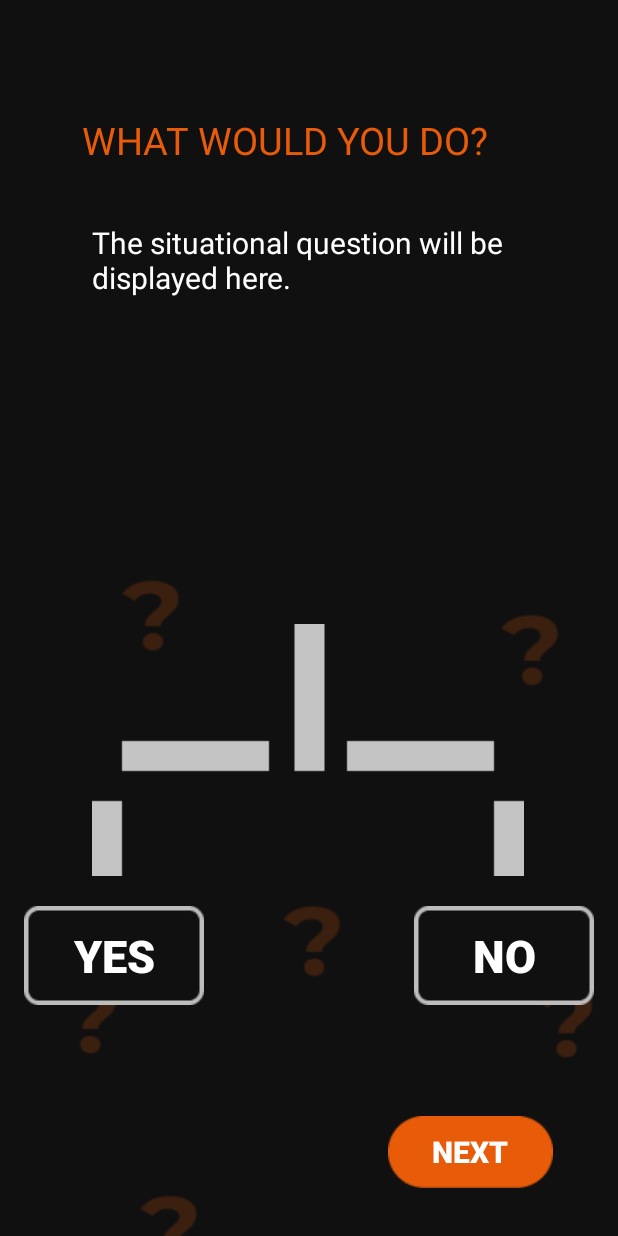
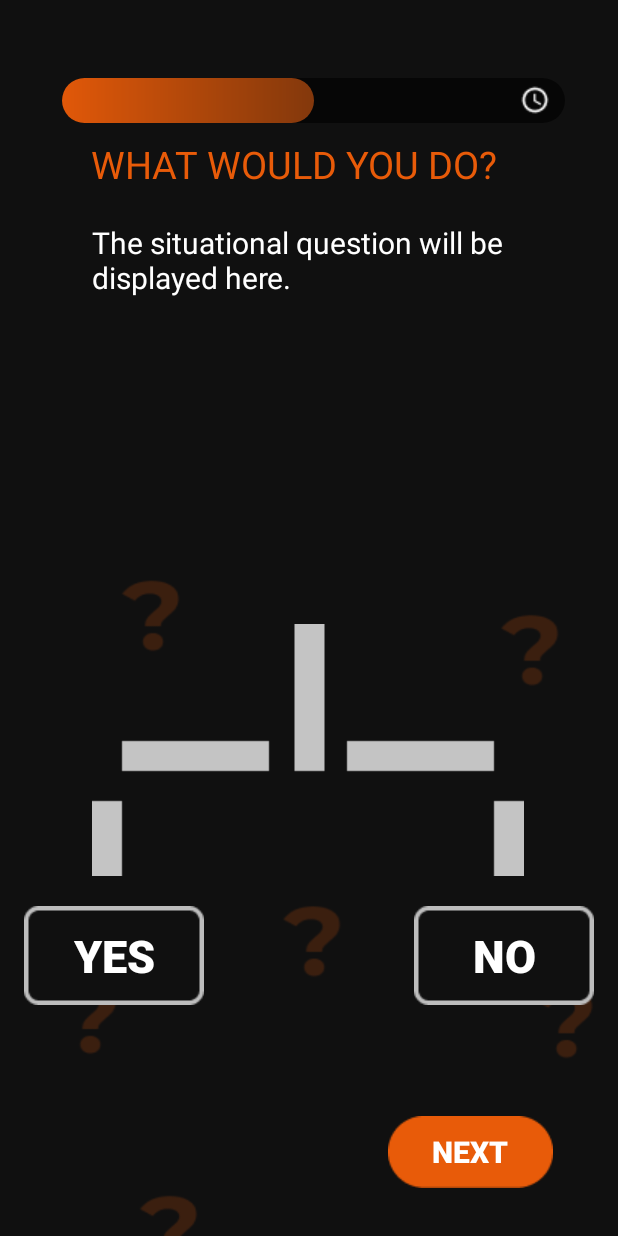
Before and after one commit to MFC-VIT/Bug-Venture-Quiz-App, an Android app: the layout activity_situation__ques.xml on its own in the app's theme, with its tools: preview values and no code run, on a phone screen of 412 x 824 dp. Run offline under Robolectric (Android 15) with nearby library versions, the phone set to English and light mode, and no system bars.

Commit message:
changes in button

```diff
--- a/Bug_Venture_App/app/src/main/java/com/example/bug_venture_app/Debug_question.java
+++ b/Bug_Venture_App/app/src/main/java/com/example/bug_venture_app/Debug_question.java
@@ -13,6 +13,7 @@ import android.os.CountDownTimer;
 import android.util.Log;
 import android.view.View;
 import android.widget.Button;
+import android.widget.ProgressBar;
 import android.widget.RadioButton;
 import android.widget.TextView;
 import android.widget.Toast;
@@ -35,6 +36,8 @@ public class Debug_question extends AppCompatActivity {
     RadioButton rd5, rd6, rd7, rd8;
     String select;
 
+    ProgressBar progressBar;
+    int progress_status = 0;
 
     CountDownTimer countDownTimer;
     QuizQuestion current_question;
@@ -55,6 +58,9 @@ public class Debug_question extends AppCompatActivity {
         question = (TextView) findViewById(R.id.textView7);
         q_no = (TextView) findViewById(R.id.textView);
         select = "";
+
+        progressBar = findViewById(R.id.progressbar);
+        progressBar.setProgress(progress_status);
 
         if(qidStoreDebug.getQ_id() == 3) {
             boolean flag = false;
@@ -94,7 +100,10 @@ public class Debug_question extends AppCompatActivity {
         next.setOnClickListener(new View.OnClickListener() {
             @Override
             public void onClick(View v) {
-                if (select.equals(current_question.getAnswer())) {
+                if (select.equals("")) {
+                    Toast.makeText(Debug_question.this, "Please enter something before clicking next", Toast.LENGTH_SHORT).show();
+                }
+                else if (select.equals(current_question.getAnswer())) {
                     if(qidStoreDebug.getQ_id() == 0) {
                         Intent intent = new Intent(Debug_question.this, Twist.class);
                         qidStoreDebug.updateQ_id();
@@ -124,21 +133,23 @@ public class Debug_question extends AppCompatActivity {
     protected void onResume() {
         super.onResume();
 
-        countDownTimer = new CountDownTimer(30500, 1000) {
+        countDownTimer = new CountDownTimer(60500, 1000) {
             @Override
             public void onTick(long l) {
-                if (l / 1000 < (long) 11) {
-                    textView2.setTextColor(Color.RED);
-                } else if (l / 1000 < (long) 21) {
-                    textView2.setTextColor(Color.rgb(255, 204, 0));
-                }
-                if (l / 1000 < (long) 10) {
-                    textView2.setText("0" + String.valueOf(l / 1000) + "s");
+                long time_in_minutes=(l/1000)/60;
+                long time_in_seconds=(l/1000)%60;
+
+                if (time_in_seconds < (long) 10) {
+                    String time="0"+time_in_minutes+":0"+time_in_seconds;
+                    textView2.setText(time);
                 } else {
-                    textView2.setText(String.valueOf(l / 1000) + "s");
+                    String time="0"+time_in_minutes+":"+time_in_seconds;
+                    textView2.setText(time);
                 }
 
                 total_time = total_time + 1;
+                progress_status++;
+                progressBar.setProgress((int)(progress_status*100/(60000/1000)));
             }
 
             @Override
@@ -159,6 +170,9 @@ public class Debug_question extends AppCompatActivity {
                         startActivity(intent);
                         finish();
                     }
+
+                    progress_status++;
+                    progressBar.setProgress(100);
                 }
             }
         }.start();
--- a/Bug_Venture_App/app/src/main/java/com/example/bug_venture_app/Main3Activity.java
+++ b/Bug_Venture_App/app/src/main/java/com/example/bug_venture_app/Main3Activity.java
@@ -82,4 +82,10 @@ public class Main3Activity extends AppCompatActivity {
             }
         });
     }
+
+    @Override
+    public void onBackPressed(){
+        Toast.makeText(this,"Sorry Not Possible!",Toast.LENGTH_SHORT).show();
+    }
+
 }
--- a/Bug_Venture_App/app/src/main/java/com/example/bug_venture_app/Twist.java
+++ b/Bug_Venture_App/app/src/main/java/com/example/bug_venture_app/Twist.java
@@ -6,6 +6,7 @@ import android.content.Intent;
 import android.os.Bundle;
 import android.view.View;
 import android.widget.Button;
+import android.widget.Toast;
 
 public class Twist extends AppCompatActivity {
 
@@ -26,4 +27,9 @@ public class Twist extends AppCompatActivity {
             }
         });
     }
+
+    @Override
+    public void onBackPressed(){
+        Toast.makeText(this,"Sorry Not Possible!",Toast.LENGTH_SHORT).show();
+    }
 }
--- /dev/null
+++ b/Bug_Venture_App/app/src/main/res/drawable/custom_progress_situation.xml
@@ -0,0 +1,27 @@
+<?xml version="1.0" encoding="utf-8"?>
+<layer-list xmlns:android="http://schemas.android.com/apk/res/android">
+    <item android:id="@android:id/background"
+        android:gravity="center_vertical|fill_horizontal">
+        <shape android:shape="rectangle"
+            android:tint="?attr/colorControlNormal">
+            <corners android:radius="25dp"/>
+            <size android:height="30dp" />
+            <solid android:color="#90caf9" />
+        </shape>
+    </item>
+    <item android:id="@android:id/progress"
+        android:gravity="center_vertical|fill_horizontal">
+        <scale android:scaleWidth="100%">
+            <shape android:shape="rectangle">
+                <corners android:radius="25dp"/>
+                <size android:height="30dp" />
+                <gradient
+                    android:startColor="#E15809"
+                    android:centerColor="#B2480A"
+                    android:endColor="#83380C"
+                    android:angle="360"/>
+
+            </shape>
+        </scale>
+    </item>
+</layer-list>
--- a/Bug_Venture_App/app/src/main/res/layout/activity_situation__ques.xml
+++ b/Bug_Venture_App/app/src/main/res/layout/activity_situation__ques.xml
@@ -36,23 +36,14 @@
         app:layout_constraintStart_toStartOf="parent" />
 
     <TextView
-        android:id="@+id/time_sit"
-        android:layout_width="75dp"
-        android:layout_height="27dp"
-        android:layout_marginTop="32dp"
-        app:layout_constraintEnd_toEndOf="parent"
-        app:layout_constraintStart_toStartOf="parent"
-        app:layout_constraintTop_toTopOf="parent" />
-
-    <TextView
         android:id="@+id/textView9"
         style="@style/what_would_"
         android:layout_width="wrap_content"
         android:layout_height="wrap_content"
-        android:layout_marginTop="76dp"
+        android:layout_marginTop="92dp"
         android:text="@string/situation_string_"
         app:layout_constraintEnd_toEndOf="parent"
-        app:layout_constraintHorizontal_bias="0.39"
+        app:layout_constraintHorizontal_bias="0.432"
         app:layout_constraintStart_toStartOf="parent"
         app:layout_constraintTop_toTopOf="parent" />
 
@@ -97,4 +88,51 @@
         app:layout_constraintEnd_toEndOf="parent"
         app:layout_constraintTop_toBottomOf="@+id/imageView7"/>
 
+    <FrameLayout
+        android:id="@+id/frameLayout"
+        android:layout_width="335dp"
+        android:layout_height="30dp"
+        android:layout_marginTop="52dp"
+        app:layout_constraintEnd_toEndOf="parent"
+        app:layout_constraintHorizontal_bias="0.539"
+        app:layout_constraintStart_toStartOf="parent"
+        app:layout_constraintTop_toTopOf="parent">
+
+        <ProgressBar
+            android:id="@+id/progressbarsituation"
+            style="@android:style/Widget.ProgressBar.Horizontal"
+            android:layout_width="335dp"
+            android:layout_height="30dp"
+            android:max="100"
+            android:progress="50"
+            android:progressDrawable="@drawable/custom_progress_situation" />
+
+        <RelativeLayout
+            android:layout_width="match_parent"
+            android:layout_height="match_parent">
+
+            <TextView
+                android:id="@+id/time_sit"
+                android:layout_width="wrap_content"
+                android:layout_height="wrap_content"
+                android:layout_centerHorizontal="true"
+                android:layout_centerVertical="true"
+                android:background="#00000000"
+
+                android:textColor="#FFFFFF"
+                android:textSize="15sp"
+                android:textStyle="bold" />
+
+            <ImageView
+                android:layout_width="wrap_content"
+                android:layout_height="wrap_content"
+                android:layout_alignParentEnd="true"
+                android:layout_centerVertical="true"
+                android:layout_marginEnd="10dp"
+                android:background="@drawable/timeclock" />
+        </RelativeLayout>
+
+
+    </FrameLayout>
+
 </androidx.constraintlayout.widget.ConstraintLayout>
```
Also changed, not shown: Bug_Venture_App/app/src/main/java/com/example/bug_venture_app/Situation_Ques.java (+26 -13 lines), Bug_Venture_App/app/src/main/res/drawable/custom_progress.xml (added, +27 -0 lines), Bug_Venture_App/app/src/main/res/layout/activity_debug_question.xml (+45 -9 lines), Bug_Venture_App/app/src/main/res/drawable/timeclock.png (added), 49 other files.
